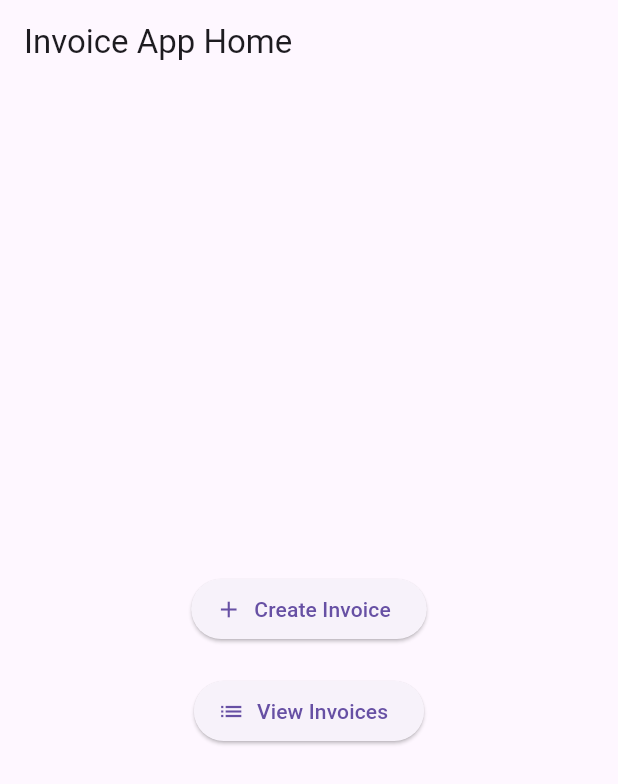
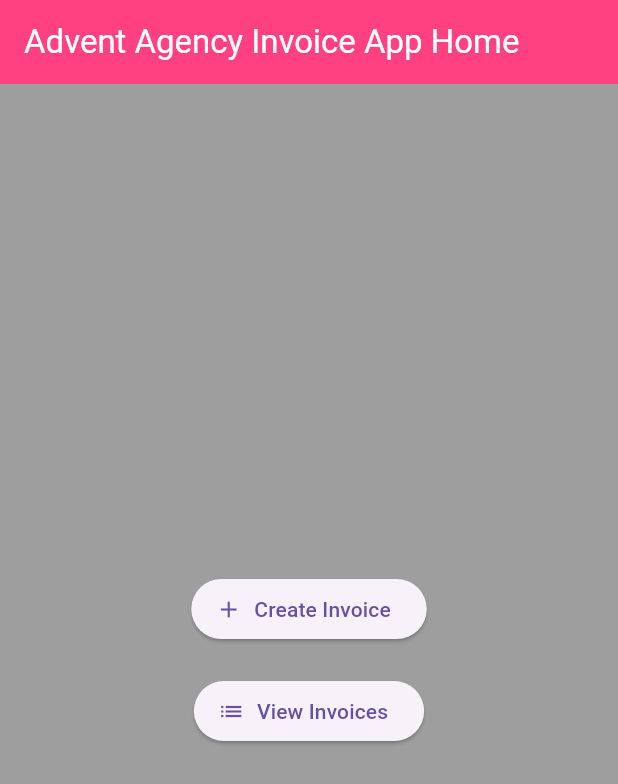
Before and after one commit to DavendrenG/invoice_app, a Flutter app: the screen it shows after launch, on a phone screen of 412 x 824 dp. Shown: the top 784 px of the screen. Run offline on Flutter 3.47's test engine with Material 3 defaults, Android fonts, the phone set to English and light mode, and no system bars; our stand-ins replace hive, hive_flutter, pdf, share_plus; accounts and stored records are empty.

Commit message:
appbar colours

```diff
--- a/lib/screens/home_screen.dart
+++ b/lib/screens/home_screen.dart
@@ -10,8 +10,11 @@ class HomeScreen extends StatelessWidget {
   @override
   Widget build(BuildContext context) {
     return Scaffold(
+      backgroundColor: Colors.grey,
       appBar: AppBar(
-        title: const Text('Invoice App Home'),
+        title: const Text('Advent Agency Invoice App Home'),
+        backgroundColor: Colors.pinkAccent,
+        foregroundColor: Colors.white,
       ),
       body: Center(
         child: Column(
```
